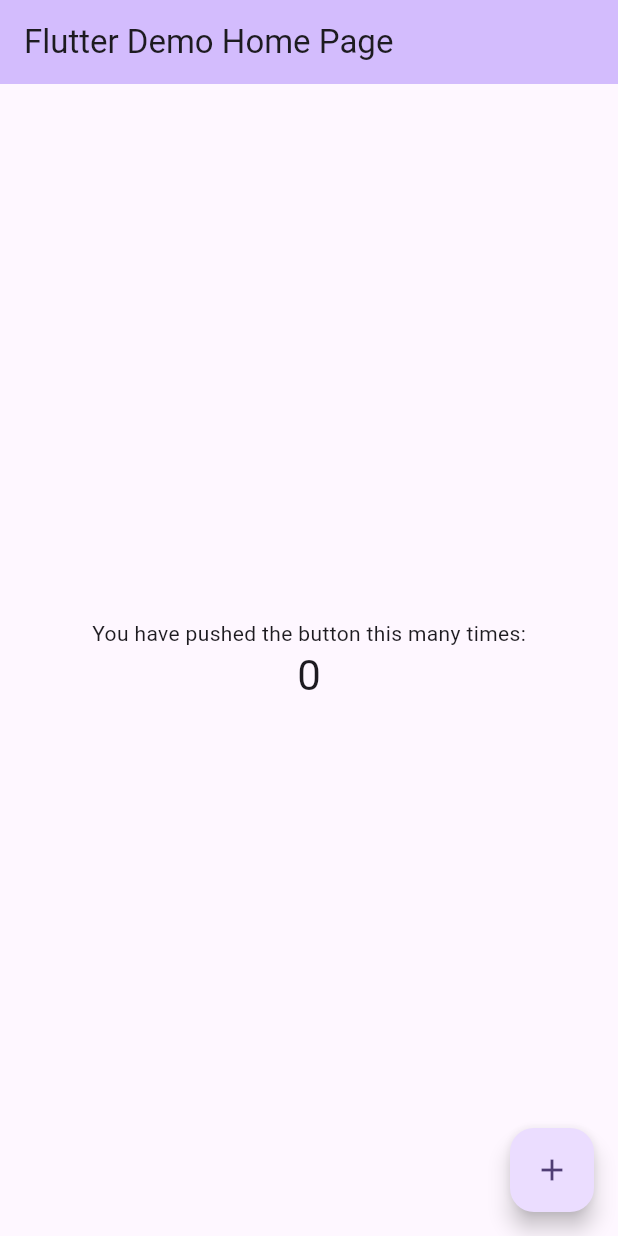
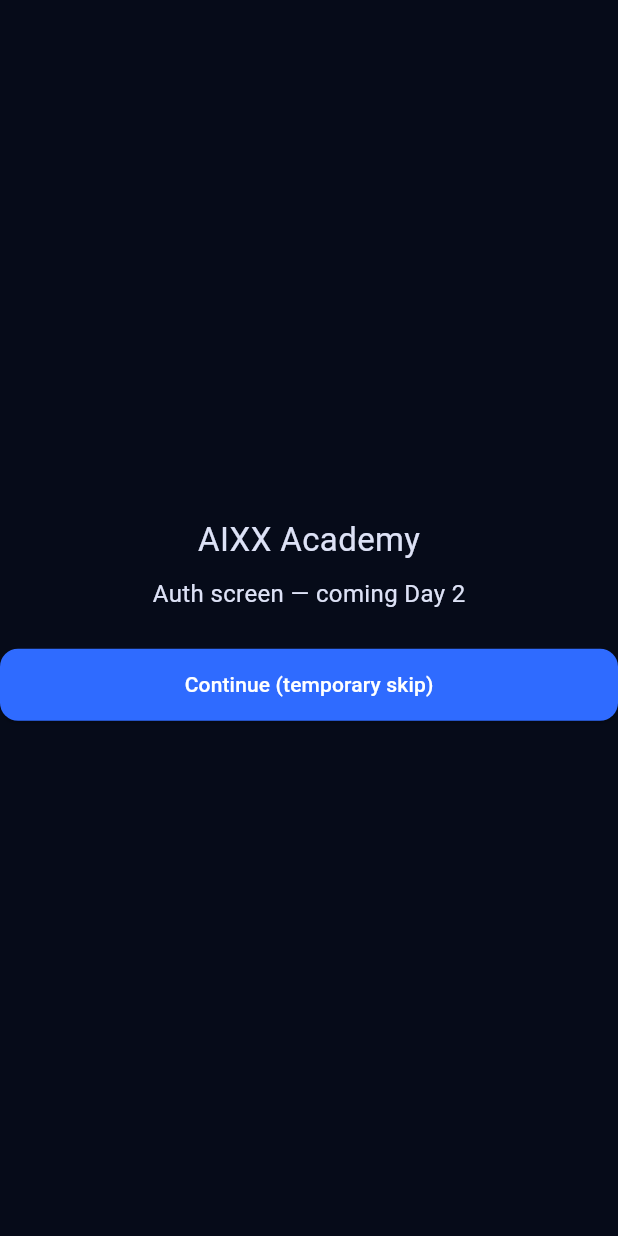
Before and after one commit to yehen11/aixx-mobile, a Flutter app: the screen it shows after launch, on a phone screen of 412 x 824 dp. Run offline on Flutter 3.47's test engine with Material 3 defaults, Android fonts, the phone set to English and light mode, and no system bars; our stand-ins replace flutter_riverpod, go_router.

Commit message:
resolve #1 project setup+ Navigation+ Theme & Utils

```diff
--- a/lib/main.dart
+++ b/lib/main.dart
@@ -1,125 +1,28 @@
+import 'package:aixx/theme_test_screen.dart';
 import 'package:flutter/material.dart';
+import 'package:flutter_riverpod/flutter_riverpod.dart';
+import 'router/app_router.dart';
+import 'routes/app_routes.dart';
+import 'themes/theme.dart';
 
 void main() {
-  runApp(const MyApp());
+  runApp(const ProviderScope(child: AixxAcademyApp()));
 }
 
-class MyApp extends StatelessWidget {
-  const MyApp({super.key});
+class AixxAcademyApp extends StatelessWidget {
+  const AixxAcademyApp({super.key});
 
   // This widget is the root of your application.
   @override
   Widget build(BuildContext context) {
-    return MaterialApp(
-      title: 'Flutter Demo',
-      theme: ThemeData(
-        // This is the theme of your application.
-        //
-        // TRY THIS: Try running your application with "flutter run". You'll see
-        // the application has a purple toolbar. Then, without quitting the app,
-        // try changing the seedColor in the colorScheme below to Colors.green
-        // and then invoke "hot reload" (save your changes or press the "hot
-        // reload" button in a Flutter-supported IDE, or press "r" if you used
-        // the command line to start the app).
-        //
-        // Notice that the counter didn't reset back to zero; the application
-        // state is not lost during the reload. To reset the state, use hot
-        // restart instead.
-        //
-        // This works for code too, not just values: Most code changes can be
-        // tested with just a hot reload.
-        colorScheme: ColorScheme.fromSeed(seedColor: Colors.deepPurple),
-        useMaterial3: true,
-      ),
-      home: const MyHomePage(title: 'Flutter Demo Home Page'),
+
+     final router = getRouter(AppRoutes.auth);
+
+    return MaterialApp.router(
+      title: 'AIXX Academy',
+      debugShowCheckedModeBanner: false,
+      theme: AppTheme.darkTheme,
+      routerConfig: router,
     );
   }
 }
-
-class MyHomePage extends StatefulWidget {
-  const MyHomePage({super.key, required this.title});
-
-  // This widget is the home page of your application. It is stateful, meaning
-  // that it has a State object (defined below) that contains fields that affect
-  // how it looks.
-
-  // This class is the configuration for the state. It holds the values (in this
-  // case the title) provided by the parent (in this case the App widget) and
-  // used by the build method of the State. Fields in a Widget subclass are
-  // always marked "final".
-
-  final String title;
-
-  @override
-  State<MyHomePage> createState() => _MyHomePageState();
-}
-
-class _MyHomePageState extends State<MyHomePage> {
-  int _counter = 0;
-
-  void _incrementCounter() {
-    setState(() {
-      // This call to setState tells the Flutter framework that something has
-      // changed in this State, which causes it to rerun the build method below
-      // so that the display can reflect the updated values. If we changed
-      // _counter without calling setState(), then the build method would not be
-      // called again, and so nothing would appear to happen.
-      _counter++;
-    });
-  }
-
-  @override
-  Widget build(BuildContext context) {
-    // This method is rerun every time setState is called, for instance as done
-    // by the _incrementCounter method above.
-    //
-    // The Flutter framework has been optimized to make rerunning build methods
-    // fast, so that you can just rebuild anything that needs updating rather
-    // than having to individually change instances of widgets.
-    return Scaffold(
-      appBar: AppBar(
-        // TRY THIS: Try changing the color here to a specific color (to
-        // Colors.amber, perhaps?) and trigger a hot reload to see the AppBar
-        // change color while the other colors stay the same.
-        backgroundColor: Theme.of(context).colorScheme.inversePrimary,
-        // Here we take the value from the MyHomePage object that was created by
-        // the App.build method, and use it to set our appbar title.
-        title: Text(widget.title),
-      ),
-      body: Center(
-        // Center is a layout widget. It takes a single child and positions it
-        // in the middle of the parent.
-        child: Column(
-          // Column is also a layout widget. It takes a list of children and
-          // arranges them vertically. By default, it sizes itself to fit its
-          // children horizontally, and tries to be as tall as its parent.
-          //
-          // Column has various properties to control how it sizes itself and
-          // how it positions its children. Here we use mainAxisAlignment to
-          // center the children vertically; the main axis here is the vertical
-          // axis because Columns are vertical (the cross axis would be
-          // horizontal).
-          //
-          // TRY THIS: Invoke "debug painting" (choose the "Toggle Debug Paint"
-          // action in the IDE, or press "p" in the console), to see the
-          // wireframe for each widget.
-          mainAxisAlignment: MainAxisAlignment.center,
-          children: <Widget>[
-            const Text(
-              'You have pushed the button this many times:',
-            ),
-            Text(
-              '$_counter',
-              style: Theme.of(context).textTheme.headlineMedium,
-            ),
-          ],
-        ),
-      ),
-      floatingActionButton: FloatingActionButton(
-        onPressed: _incrementCounter,
-        tooltip: 'Increment',
-        child: const Icon(Icons.add),
-      ), // This trailing comma makes auto-formatting nicer for build methods.
-    );
-  }
-}
--- /dev/null
+++ b/lib/modules/auth/view/screens/auth_screen.dart
@@ -0,0 +1,32 @@
+/*
+@Author - yehenSamarasinghe
+@Date - 2026/08/29
+*/
+import 'package:flutter/material.dart';
+import 'package:go_router/go_router.dart';
+import '../../../../routes/app_routes.dart';
+
+class AuthScreen extends StatelessWidget {
+  const AuthScreen({super.key});
+
+  @override
+  Widget build(BuildContext context) {
+    return Scaffold(
+      body: Center(
+        child: Column(
+          mainAxisSize: MainAxisSize.min,
+          children: [
+            const Text('AIXX Academy', style: TextStyle(fontSize: 22)),
+            const SizedBox(height: 8),
+            const Text('Auth screen — coming Day 2'),
+            const SizedBox(height: 24),
+            ElevatedButton(
+              onPressed: () => context.go(AppRoutes.dashboard),
+              child: const Text('Continue (temporary skip)'),
+            ),
+          ],
+        ),
+      ),
+    );
+  }
+}
--- /dev/null
+++ b/lib/router/app_router.dart
@@ -0,0 +1,54 @@
+/*
+@Author - yehenSamarasinghe
+@Date - 2026/08/27
+*/
+import 'package:go_router/go_router.dart';
+import '../layout/main_shell.dart';
+import '../modules/auth/view/screens/auth_screen.dart';
+import '../modules/dashboard/view/screens/dashboard_screen.dart';
+import '../modules/quiz/view/screens/quiz_screen.dart';
+import '../modules/profile/view/screens/profile_screen.dart';
+import '../modules/certificate/view/screens/certificate_screen.dart';
+import '../routes/app_routes.dart';
+
+GoRouter getRouter(String initialRoute) {
+  return GoRouter(
+    initialLocation: initialRoute,
+    routes: [
+      GoRoute(
+        path: AppRoutes.auth,
+        builder: (context, state) => const AuthScreen(),
+      ),
+      StatefulShellRoute.indexedStack(
+        builder: (context, state, navigationShell) =>
+            MainShell(navigationShell: navigationShell),
+        branches: [
+          StatefulShellBranch(routes: [
+            GoRoute(
+              path: AppRoutes.dashboard,
+              builder: (context, state) => const DashboardScreen(),
+            ),
+          ]),
+          StatefulShellBranch(routes: [
+            GoRoute(
+              path: AppRoutes.quiz,
+              builder: (context, state) => const QuizScreen(),
+            ),
+          ]),
+          StatefulShellBranch(routes: [
+            GoRoute(
+              path: AppRoutes.certificates,
+              builder: (context, state) => const CertificateScreen(),
+            ),
+          ]),
+          StatefulShellBranch(routes: [
+            GoRoute(
+              path: AppRoutes.profile,
+              builder: (context, state) => const ProfileScreen(),
+            ),
+          ]),
+        ],
+      ),
+    ],
+  );
+}
--- /dev/null
+++ b/lib/routes/app_routes.dart
@@ -0,0 +1,16 @@
+/*
+@Author - yehenSamarasinghe
+@Date - 2026/08/27
+*/
+class AppRoutes {
+  AppRoutes._();
+
+  static const String auth = '/auth';
+  static const String dashboard = '/dashboard';
+  static const String courseList = '/courses';
+  static const String courseDetail = '/courses/:id';
+  static const String quiz = '/quiz';
+  static const String results = '/results';
+  static const String profile = '/profile';
+  static const String certificates = '/certificates';
+}
--- /dev/null
+++ b/lib/themes/theme.dart
@@ -0,0 +1,84 @@
+/*
+@Author - yehenSamarasinghe
+@Date - 2026/08/27
+*/
+
+import 'package:flutter/material.dart';
+import 'utils.dart';
+
+class AppTheme {
+  static ThemeData get darkTheme {
+    return ThemeData(
+      useMaterial3: true,
+      brightness: Brightness.dark,
+      scaffoldBackgroundColor: canvasBase,
+      colorScheme: ColorScheme.dark(
+        surface: canvasBase,
+        primary: actionHighlight,
+        onPrimary: Colors.white,
+        secondary: successColor,
+        error: errorColor,
+        onError: Colors.white,
+        outline: glossOutline,
+      ),
+      textTheme: TextTheme(
+        displayLarge: TextStyle(fontSize: 32, fontWeight: FontWeight.w700, color: onSurfaceColor),
+        headlineMedium: TextStyle(fontSize: 24, fontWeight: FontWeight.w600, color: onSurfaceColor),
+        headlineSmall: TextStyle(fontSize: 20, fontWeight: FontWeight.w600, color: onSurfaceColor),
+        bodyLarge: TextStyle(fontSize: 18, fontWeight: FontWeight.w400, color: onSurfaceColor, height: 1.6),
+        bodyMedium: TextStyle(fontSize: 16, fontWeight: FontWeight.w400, color: onSurfaceColor, height: 1.5),
+        labelMedium: TextStyle(fontSize: 14, fontWeight: FontWeight.w600, color: onSurfaceColor),
+        labelSmall: TextStyle(fontSize: 12, fontWeight: FontWeight.w500, color: mutedTextColor),
+      ),
+      appBarTheme: AppBarTheme(
+        backgroundColor: canvasBase,
+        foregroundColor: onSurfaceColor,
+        elevation: 0,
+        centerTitle: false,
+      ),
+      inputDecorationTheme: InputDecorationTheme(
+        filled: true,
+        fillColor: surfaceCards,
+        hintStyle: TextStyle(color: mutedTextColor),
+        contentPadding: const EdgeInsets.symmetric(horizontal: 16, vertical: 14),
+        border: OutlineInputBorder(
+          borderRadius: BorderRadius.circular(kCardRadius),
+          borderSide: BorderSide(color: glossOutline),
+        ),
+        enabledBorder: OutlineInputBorder(
+          borderRadius: BorderRadius.circular(kCardRadius),
+          borderSide: BorderSide(color: glossOutline),
+        ),
+        focusedBorder: OutlineInputBorder(
+          borderRadius: BorderRadius.circular(kCardRadius),
+          borderSide: BorderSide(color: actionHighlight, width: 1.5),
+        ),
+      ),
+      navigationBarTheme: NavigationBarThemeData(
+        height: 64,
+        backgroundColor: surfaceCards,
+        indicatorColor: actionHighlight.withOpacity(0.2),
+        labelBehavior: NavigationDestinationLabelBehavior.alwaysShow,
+      ),
+      elevatedButtonTheme: ElevatedButtonThemeData(
+        style: ElevatedButton.styleFrom(
+          backgroundColor: actionHighlight,
+          foregroundColor: Colors.white,
+          minimumSize: const Size.fromHeight(48),
+          shape: RoundedRectangleBorder(borderRadius: BorderRadius.circular(kCardRadius)),
+        ),
+      ),
+      cardTheme: CardThemeData(
+        color: surfaceCards,
+        elevation: 0,
+        shape: RoundedRectangleBorder(
+          borderRadius: BorderRadius.circular(kCardRadius),
+          side: BorderSide(color: glossOutline),
+        ),
+      ),
+      iconTheme: IconThemeData(color: onSurfaceColor),
+    );
+  }
+
+  static ThemeMode get themeMode => ThemeMode.dark;
+}
--- /dev/null
+++ b/lib/themes/utils.dart
@@ -0,0 +1,27 @@
+/*
+@Author - yehenSamarasinghe
+@Date - 2026/08/27
+*/
+
+import 'package:flutter/material.dart';
+
+// Canvas Base — Deep Midnight Navy
+Color canvasBase = const Color(0xFF060B19);
+
+// Surface Cards — Slate Onyx
+Color surfaceCards = const Color(0xFF020617);
+
+// Action Highlights — Electric Neon Blue
+Color actionHighlight = const Color(0xFF2F6BFF);
+
+// Gloss Outlines — semi-transparent white border, used on cards/inputs
+Color glossOutline = const Color(0x14FFFFFF); // rgba(255,255,255,0.08)
+
+// Not specified in the design guidelines doc — sensible defaults
+Color onSurfaceColor = const Color(0xFFDDE2F6); // light text on dark surfaces
+Color mutedTextColor = const Color(0xFF8D90A1);  // secondary/placeholder text
+Color errorColor = const Color(0xFFFF6B6B);
+Color successColor = const Color(0xFF4EDEA3);
+
+// Strict corner radius from the guidelines doc
+const double kCardRadius = 12.0;
--- a/pubspec.yaml
+++ b/pubspec.yaml
@@ -34,6 +34,8 @@ dependencies:
   # The following adds the Cupertino Icons font to your application.
   # Use with the CupertinoIcons class for iOS style icons.
   cupertino_icons: ^1.0.8
+  go_router: ^16.1.0
+  flutter_riverpod: ^2.6.1
 
 dev_dependencies:
   flutter_test:
```
Also changed, not shown: lib/layout/main_shell.dart (added, +30 -0 lines), lib/modules/certificate/view/screens/certificate_screen.dart (added, +16 -0 lines), lib/modules/dashboard/view/screens/dashboard_screen.dart (added, +16 -0 lines), lib/modules/profile/view/screens/profile_screen.dart (added, +16 -0 lines), lib/modules/quiz/view/screens/quiz_screen.dart (added, +16 -0 lines), lib/widgets/aixx_bottom_nav_bar.dart (added, +86 -0 lines).
